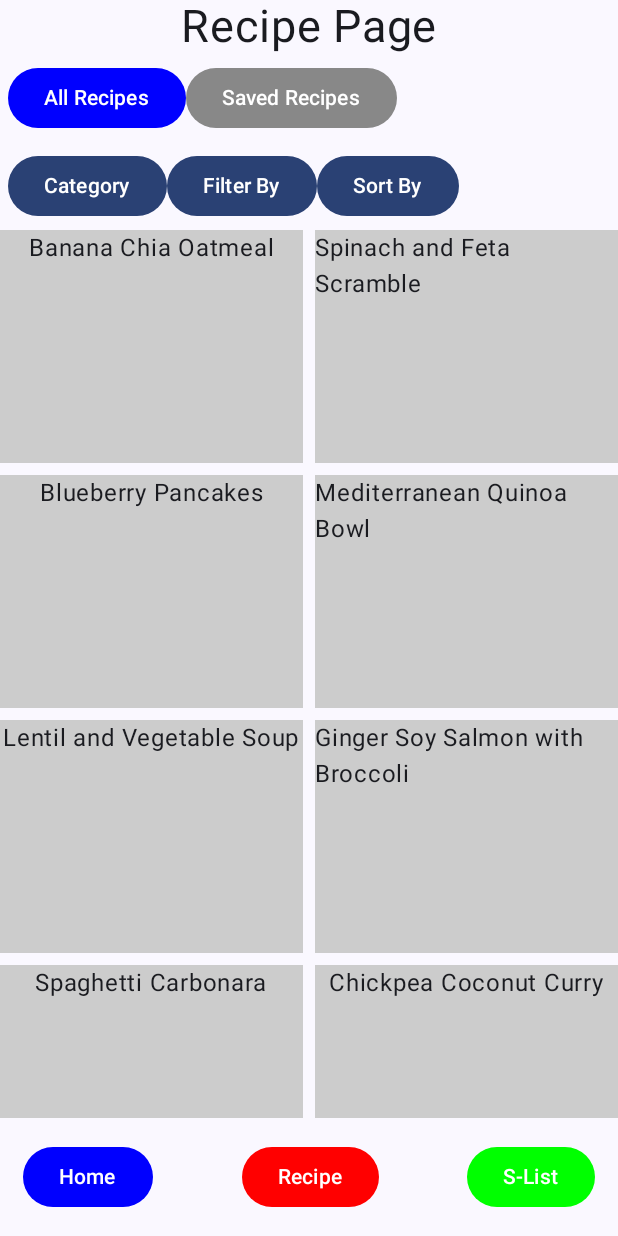
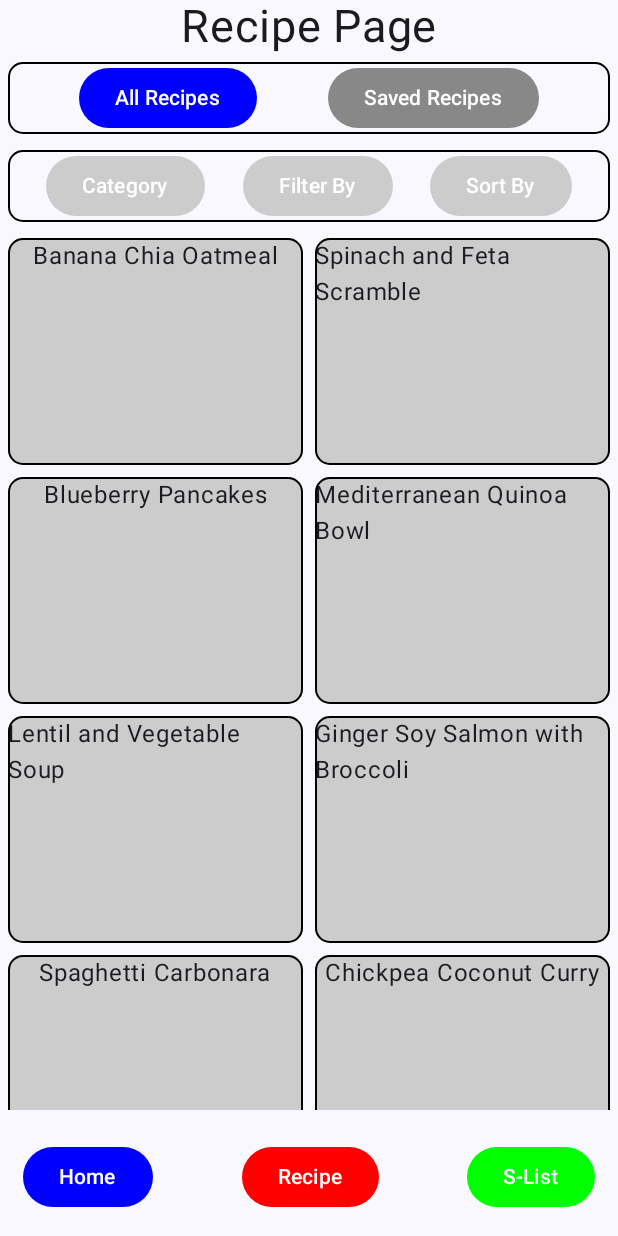
Before and after one commit to AdhDyslexie/meal-prep, an Android app built with Jetpack Compose: the screen it shows after launch (MainActivity), after a tap on "Recipe", on a phone screen of 412 x 824 dp. Run offline under Robolectric (Android 15) with nearby library versions, the phone set to English and light mode, and no system bars; our stand-ins replace Room's generated code.

Commit message:
Filtering & sorting on recipe page

```diff
--- a/app/src/main/java/com/example/meal_planner/DataClasses.kt
+++ b/app/src/main/java/com/example/meal_planner/DataClasses.kt
@@ -17,7 +17,8 @@ data class RecipeInfo(
     val prepTime: Float,
     val cookTime: Float,
     val image: String = "",
-    val isSaved: Boolean
+    val isSaved: Boolean,
+    val mealType: String
 )
 
 data class IngredientsInfo(
@@ -101,7 +102,8 @@ fun RecipeWithDetails.toRecipeInfo(): RecipeInfo {
         tags = tags.map { it.name },
         prepTime = recipe.prepTimeMinutes.toFloat(),
         cookTime = recipe.cookTimeMinutes.toFloat(),
-        isSaved = recipe.isSaved
+        isSaved = recipe.isSaved,
+        mealType = recipe.mealType.name
     )
 }
 
--- a/app/src/main/java/com/example/meal_planner/MainActivity.kt
+++ b/app/src/main/java/com/example/meal_planner/MainActivity.kt
@@ -2,14 +2,15 @@ package com.example.meal_planner
 
 import android.os.Bundle
 import android.util.Log
-import android.util.MutableBoolean
 import androidx.activity.ComponentActivity
 import androidx.activity.compose.setContent
 import androidx.activity.enableEdgeToEdge
 import androidx.activity.viewModels
 import androidx.compose.foundation.background
 import androidx.compose.foundation.border
+import androidx.compose.foundation.clickable
 import androidx.compose.foundation.layout.Arrangement
+import androidx.compose.foundation.layout.Box
 import androidx.compose.foundation.layout.BoxWithConstraints
 import androidx.compose.foundation.layout.Column
 import androidx.compose.foundation.layout.PaddingValues
@@ -17,6 +18,7 @@ import androidx.compose.foundation.layout.Row
 import androidx.compose.foundation.layout.aspectRatio
 import androidx.compose.foundation.layout.fillMaxSize
 import androidx.compose.foundation.layout.fillMaxWidth
+import androidx.compose.foundation.layout.heightIn
 import androidx.compose.foundation.layout.padding
 import androidx.compose.foundation.layout.size
 import androidx.compose.foundation.lazy.grid.GridCells
@@ -29,10 +31,13 @@ import androidx.compose.material3.Button
 import androidx.compose.material3.ButtonColors
 import androidx.compose.material3.ButtonDefaults
 import androidx.compose.material3.ButtonDefaults.buttonColors
+import androidx.compose.material3.Checkbox
+import androidx.compose.material3.DropdownMenu
+import androidx.compose.material3.DropdownMenuItem
+import androidx.compose.material3.Icon
 import androidx.compose.material3.Scaffold
 import androidx.compose.material3.Text
 import androidx.compose.runtime.Composable
-import androidx.compose.runtime.MutableState
 import androidx.compose.runtime.collectAsState
 import androidx.compose.runtime.getValue
 import androidx.compose.runtime.mutableIntStateOf
@@ -43,12 +48,14 @@ import androidx.compose.runtime.setValue
 import androidx.compose.ui.Alignment
 import androidx.compose.ui.Modifier
 import androidx.compose.ui.graphics.Color
+import androidx.compose.ui.res.painterResource
 import androidx.compose.ui.text.font.FontWeight
 import androidx.compose.ui.tooling.preview.Preview
 import androidx.compose.ui.unit.dp
 import androidx.compose.ui.unit.sp
 import com.example.meal_planner.ui.theme.MealplannerTheme
 import kotlinx.coroutines.launch
+import androidx.compose.foundation.lazy.grid.items
 
 /*
 FUCK ANDROID DATABASES!
@@ -117,7 +124,7 @@ fun Pager(
         userScrollEnabled = true
     ) { page ->
         when (page) {
-            0 -> HomePage(modifier, viewmodel)
+            0 -> SchedulePage(modifier, viewmodel)
             1 -> RecipePage(modifier, viewmodel)
             2 -> ShoppingListPage(modifier, viewmodel)
         }
@@ -224,19 +231,26 @@ fun BottomNavBar(onPageSelected: (Int) -> Unit) {
 }
 
 @Composable
-fun HomePage(modifier: Modifier = Modifier, viewmodel: RecipeViewModel) {
+fun SchedulePage(modifier: Modifier = Modifier, viewmodel: RecipeViewModel) {
     Column(modifier = Modifier.fillMaxSize(), horizontalAlignment = Alignment.CenterHorizontally) {
         Text(text = "Home Page", fontSize = 30.sp)
         for(i in 0..7) {
-            MealCard()
+            ScheduleCard()
         }
     }
 }
 
+
+
 @Composable
 fun RecipePage(modifier: Modifier = Modifier, viewmodel: RecipeViewModel) {
+    // Filter & Sort State
     var changeRecipeList by remember { mutableIntStateOf(0) }
+    var selectedCategory by remember { mutableStateOf<String?>(null) }
+    var selectedTags by remember { mutableStateOf<Set<String>>(emptySet()) }
+    var selectedSort by remember { mutableStateOf<String?>(null) }
 
+    // Fetch raw recipes from ViewModel
     val recipesFlow = remember(changeRecipeList, viewmodel) {
         if (changeRecipeList == 0) {
             viewmodel.getAllRecipesWithDetails()
@@ -244,63 +258,199 @@ fun RecipePage(modifier: Modifier = Modifier, viewmodel: RecipeViewModel) {
             viewmodel.getAllSavedRecipes()
         }
     }
+    val rawRecipes = recipesFlow.collectAsState(initial = emptyList()).value
 
-    val allRecipes = recipesFlow.collectAsState(initial = emptyList()).value
+    // Fetch tags for dropdown
+    val allTags = viewmodel.getAllTags().collectAsState(initial = emptyList()).value.map { it.name }
+
+    // Filter recipes by category (meal type) & tags and sort the result. Re-compile when keys state changes
+    val filteredRecipes = remember(rawRecipes, selectedCategory, selectedTags, selectedSort) {
+        var list = rawRecipes.map { it.toRecipeInfo() }
+
+        // Category Filter
+        if (!selectedCategory.isNullOrBlank()) {
+            list = list.filter { it.mealType.equals(selectedCategory, ignoreCase = true) }
+        }
+
+        // Tags Filter (Recipe must match ALL selected tags)
+        if (selectedTags.isNotEmpty()) {
+            list = list.filter { recipe ->
+                selectedTags.all { selectedTag -> recipe.tags.contains(selectedTag) }
+            }
+        }
+
+        // Sorting
+        when (selectedSort) {
+            "Name (A-Z)" -> list = list.sortedBy { it.name }
+            "Name (Z-A)" -> list = list.sortedByDescending { it.name }
+            "Time to cook (Q-L)" -> list = list.sortedBy { it.prepTime + it.cookTime }
+        }
+
+        list
+    }
 
     Column(modifier = Modifier.fillMaxSize(), horizontalAlignment = Alignment.CenterHorizontally) {
         Text(text = "Recipe Page", fontSize = 30.sp)
 
-        // Select All or Saved recipes
+        // All / Saved Selector Buttons
         Row(
-            modifier = Modifier.fillMaxWidth().padding(5.dp),
-            verticalAlignment = Alignment.CenterVertically
+            modifier = Modifier
+                .fillMaxWidth()
+                .padding(5.dp)
+                .border(1.dp, color = Color.Black, shape = RoundedCornerShape(10.dp)),
+            verticalAlignment = Alignment.CenterVertically,
+            horizontalArrangement = Arrangement.SpaceEvenly
         ) {
             Button(
                 onClick = { changeRecipeList = 0 },
                 colors = ButtonDefaults.buttonColors(
                     containerColor = if (changeRecipeList == 0) Color.Blue else Color.Gray
                 )
-            ) {
-                Text("All Recipes")
-            }
+            ) { Text("All Recipes") }
 
             Button(
                 onClick = { changeRecipeList = 1 },
                 colors = ButtonDefaults.buttonColors(
                     containerColor = if (changeRecipeList == 1) Color.Blue else Color.Gray
                 )
-            ) {
-                Text("Saved Recipes")
-            }
+            ) { Text("Saved Recipes") }
         }
 
-        // Filter Options
-        Row(modifier = Modifier.fillMaxWidth().padding(5.dp), verticalAlignment = Alignment.CenterVertically
+        // Filter Options Row
+        Row(
+            modifier = Modifier
+                .fillMaxWidth()
+                .padding(5.dp)
+                .border(1.dp, color = Color.Black, shape = RoundedCornerShape(10.dp)),
+            verticalAlignment = Alignment.CenterVertically,
+            horizontalArrangement = Arrangement.SpaceEvenly
         ) {
-            Button(onClick = {/*TODO: List All Recipes*/}) { Text("Category") }
-            Button(onClick = {/*TODO: List All Saved Recipes*/}) { Text("Filter By") }
-            Button(onClick = {/*TODO: List All Saved Recipes*/}) { Text("Sort By") }
+            // Category Dropdown
+            SingleSelectDropdown(
+                label = "Category",
+                options = MealType.entries.map { it.name },
+                selectedOption = selectedCategory,
+                onOptionSelected = { category ->
+                    selectedCategory = if (selectedCategory == category) null else category
+                }
+            )
+
+            // Tags Dropdown (Multi-select)
+            MultiSelectDropdown(
+                label = "Filter By",
+                options = allTags,
+                selectedOptions = selectedTags,
+                onOptionToggled = { tag ->
+                    selectedTags = if (selectedTags.contains(tag)) {
+                        selectedTags - tag
+                    } else {
+                        selectedTags + tag
+                    }
+                }
+            )
+
+            // Sort By Dropdown
+            SingleSelectDropdown(
+                label = "Sort By",
+                options = listOf("Name (A-Z)", "Name (Z-A)", "Time to cook (Q-L)"),
+                selectedOption = selectedSort,
+                onOptionSelected = { sortOption ->
+                    selectedSort = if (selectedSort == sortOption) null else sortOption
+                }
+            )
         }
 
-        // Display Recipe Grid
+        // List a grid of recipes
         LazyVerticalGrid(
             columns = GridCells.Fixed(2),
             verticalArrangement = Arrangement.spacedBy(8.dp),
             horizontalArrangement = Arrangement.spacedBy(8.dp),
+            modifier = Modifier.fillMaxSize().padding(5.dp)
         ) {
+            items(
+                items = filteredRecipes,
+                key = { recipe -> recipe.id }
+            ) { recipe ->
+                RecipeCard(recipe)
+            }
+        }
+    }
+}
 
-            allRecipes.let {
-                items(
-                    count = it.size
-                ) { index ->
-                    /*ImageItem(
-                        index = index,
-                        viewModel = viewModel,
-                        onClick = onImageSelected,
-                        modifier = Modifier.animateItem()
-                    )*/
-                    RecipeCard(it[index].toRecipeInfo())
-                }
+@Composable
+fun SingleSelectDropdown(
+    label: String,
+    options: List<String>,
+    selectedOption: String?,
+    onOptionSelected: (String) -> Unit,
+    modifier: Modifier = Modifier
+) {
+    var expanded by remember { mutableStateOf(false) }
+
+    Box(modifier = modifier) {
+        Button(
+            onClick = { expanded = !expanded },
+            colors = buttonColors(containerColor = if (selectedOption != null) Color.Blue else Color.LightGray)
+        ) {
+            Text(text = selectedOption ?: label)
+        }
+
+        DropdownMenu(
+            expanded = expanded,
+            onDismissRequest = { expanded = false },
+            modifier = Modifier.heightIn(max = 250.dp) // Limit height
+        ) {
+            options.forEach { option ->
+                DropdownMenuItem(
+                    text = { Text(option) },
+                    onClick = {
+                        onOptionSelected(option)
+                        expanded = false // Hide dropdown on selection
+                    }
+                )
+            }
+        }
+    }
+}
+
+@Composable
+fun MultiSelectDropdown(
+    label: String,
+    options: List<String>,
+    selectedOptions: Set<String>,
+    onOptionToggled: (String) -> Unit,
+    modifier: Modifier = Modifier
+) {
+    var expanded by remember { mutableStateOf(false) }
+
+    Box(modifier = modifier) {
+        Button(
+            onClick = { expanded = !expanded },
+            colors = buttonColors(containerColor = if (selectedOptions.isNotEmpty()) Color.Blue else Color.LightGray)
+        ) {
+            Text(
+                text = if (selectedOptions.isEmpty()) label
+                else "$label (${selectedOptions.size})"
+            )
+        }
+
+        DropdownMenu(
+            expanded = expanded,
+            onDismissRequest = { expanded = false }, // Hide when tapping outside
+            modifier = Modifier.heightIn(max = 250.dp) // Limit height
+        ) {
+            options.forEach { option ->
+                val isSelected = selectedOptions.contains(option)
+                DropdownMenuItem(
+                    text = { Text(option) },
+                    trailingIcon = {
+                        Checkbox(
+                            checked = isSelected,
+                            onCheckedChange = null
+                        )
+                    },
+                    onClick = { onOptionToggled(option) }
+                )
             }
         }
     }
@@ -314,7 +464,7 @@ fun ShoppingListPage(modifier: Modifier = Modifier, viewmodel: RecipeViewModel)
 }
 
 @Composable
-fun MealCard() {
+fun ScheduleCard() {
     /*
     - Day of week should be queried & then displays
     - Date should be queried & then displayed
@@ -333,14 +483,14 @@ fun MealCard() {
             Text(text = "Thu", fontSize = 20.sp, fontWeight = FontWeight.Bold) // Display DoW
             Text(text = "Oct 15", fontSize = 18.sp) // Display the date of the meal
         }
-        MealButton("Breakfast", { Log.i("MealCard", "Breakfast Btn") })
-        MealButton("Lunch", { Log.i("MealCard", "Lunch Btn") });
-        MealButton("Dinner", { Log.i("MealCard", "Dinner Btn") });
+        ScheduleButton("Breakfast", { Log.i("MealCard", "Breakfast Btn") })
+        ScheduleButton("Lunch", { Log.i("MealCard", "Lunch Btn") });
+        ScheduleButton("Dinner", { Log.i("MealCard", "Dinner Btn") });
     }
 }
 
 @Composable
-fun MealButton(name: String, onClick: () -> Unit) {
+fun ScheduleButton(name: String, onClick: () -> Unit) {
     Button(
         enabled = true, // get from state variable
         modifier = Modifier
@@ -369,7 +519,9 @@ fun RecipeCard(recipeInfo: RecipeInfo) {
         modifier = Modifier
             .fillMaxSize()
             .aspectRatio(1.3f)
-            .background(Color.LightGray),
+            .background(Color.LightGray, shape = RoundedCornerShape(10.dp))
+            .border(1.dp, color = Color.Black, shape = RoundedCornerShape(10.dp))
+        ,
         contentAlignment = Alignment.TopCenter
 //            .graphicsLayer { rotationY = angle; clip = false },
     ) {
@@ -391,6 +543,7 @@ fun RecipeCard(recipeInfo: RecipeInfo) {
         Text(text = recipeInfo.name, fontSize = 16.sp)
 
         Button(
+            shape = RoundedCornerShape(10.dp),
             onClick = {
                 /*  if (index < viewModel.imageList.size) {
                        viewModel.currentImage = viewModel.imageList[index]
@@ -400,13 +553,13 @@ fun RecipeCard(recipeInfo: RecipeInfo) {
                            pagerState.animateScrollToPage(1)
                        }
                    }*/
-            // TODO: Open RecipeDetials()
+                // TODO: Open RecipeDetials()
             },
             modifier = Modifier
                 .align(Alignment.Center)
                 .fillMaxSize(),
+
             content = { Text(text = "") },
-            shape = RoundedCornerShape(0.dp),
             colors = ButtonColors(
                 Color.Transparent,
                 Color.Transparent,
```
